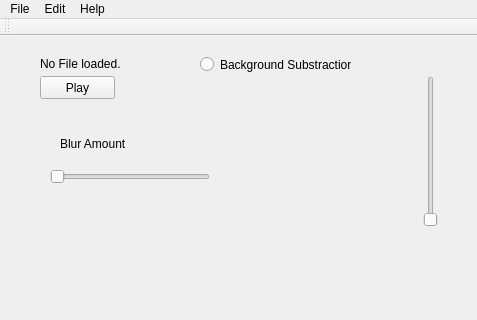
The window that BachelorThesis.ui (schwittlick/BachelorThesis) describes before a commit, drawn with Qt 5; both pictures show x 0 to 477 and y 0 to 320 of the 477 by 559 pixel window.
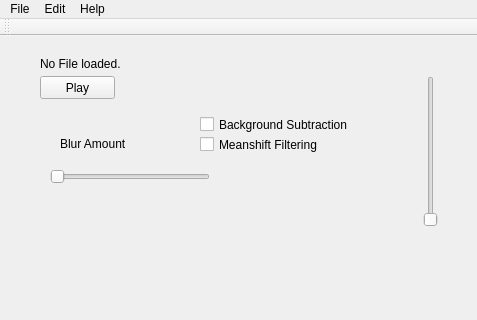
The same window after the commit.

Commit message: adding some ui stuff, mostly generated stuff

```diff
--- a/BachelorThesis.ui
+++ b/BachelorThesis.ui
@@ -81,19 +81,6 @@
      <enum>Qt::Horizontal</enum>
     </property>
    </widget>
-   <widget class="QRadioButton" name="radioButton">
-    <property name="geometry">
-     <rect>
-      <x>200</x>
-      <y>20</y>
-      <width>151</width>
-      <height>17</height>
-     </rect>
-    </property>
-    <property name="text">
-     <string>Background Substraction</string>
-    </property>
-   </widget>
    <widget class="QSlider" name="blurSlider">
     <property name="geometry">
      <rect>
@@ -123,6 +110,32 @@
      <string>Blur Amount</string>
     </property>
    </widget>
+   <widget class="QCheckBox" name="checkBox">
+    <property name="geometry">
+     <rect>
+      <x>200</x>
+      <y>80</y>
+      <width>161</width>
+      <height>17</height>
+     </rect>
+    </property>
+    <property name="text">
+     <string>Background Subtraction</string>
+    </property>
+   </widget>
+   <widget class="QCheckBox" name="checkBox_2">
+    <property name="geometry">
+     <rect>
+      <x>200</x>
+      <y>100</y>
+      <width>141</width>
+      <height>17</height>
+     </rect>
+    </property>
+    <property name="text">
+     <string>Meanshift Filtering</string>
+    </property>
+   </widget>
   </widget>
   <widget class="QMenuBar" name="menuBar">
    <property name="geometry">
```
The commit also changes 5 other files.
